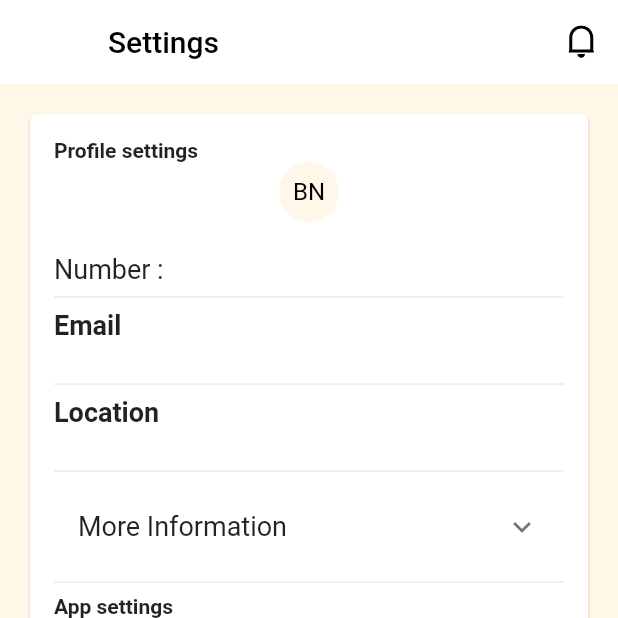
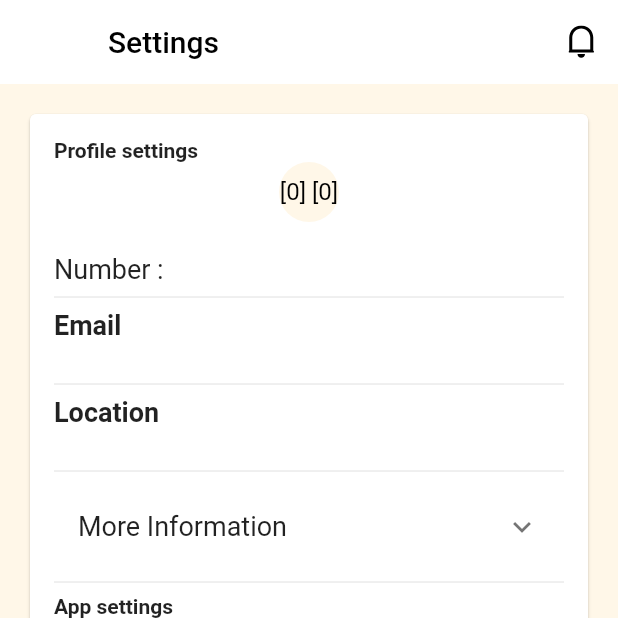
Before and after one commit to glitex-interns-june-2023/haba_pay_flutter_main, a Flutter app: the Settings screen opened by its route, on a phone screen of 412 x 824 dp, the top half of it. Run offline on Flutter 3.47's test engine with Material 2 defaults, Android fonts, the phone set to English and light mode, and no system bars; our stand-ins replace blur, flutter_secure_storage, flutter_svg, get, google_sign_in, share; accounts and stored records are empty.

Commit message:
feat: settings

```diff
--- a/lib/screens/settings/components/settings.dart
+++ b/lib/screens/settings/components/settings.dart
@@ -68,9 +68,11 @@ class Settings extends StatelessWidget {
                             alignment: Alignment.center,
                             child: CircleAvatar(
                               backgroundColor: theme.background,
-                              child: Text(
-                                "BN",
-                                style: TextStyle(color: theme.black),
+                              child: Obx(
+                                () => Text(
+                                  settingsController.userNameInitials.value,
+                                  style: TextStyle(color: theme.black),
+                                ),
                               ),
                             ),
                           ),
--- a/lib/screens/settings/controller/settings_controller.dart
+++ b/lib/screens/settings/controller/settings_controller.dart
@@ -38,6 +38,9 @@ class SettingsController extends GetxController {
   @override
   Future<void> onInit() async {
     super.onInit();
+    var first = await _secureStorage.getFirstName() ?? "";
+    var last = await _secureStorage.getLastName() ?? "";
+    userNameInitials.value = "$first[0] $last[0]";
     userEmail.value = await _secureStorage.getEmail() ?? "";
     userNumber.value = await _secureStorage.getPhoneNumber() ?? "";
     userName.value = await _secureStorage.getUserName() ?? "";
```
